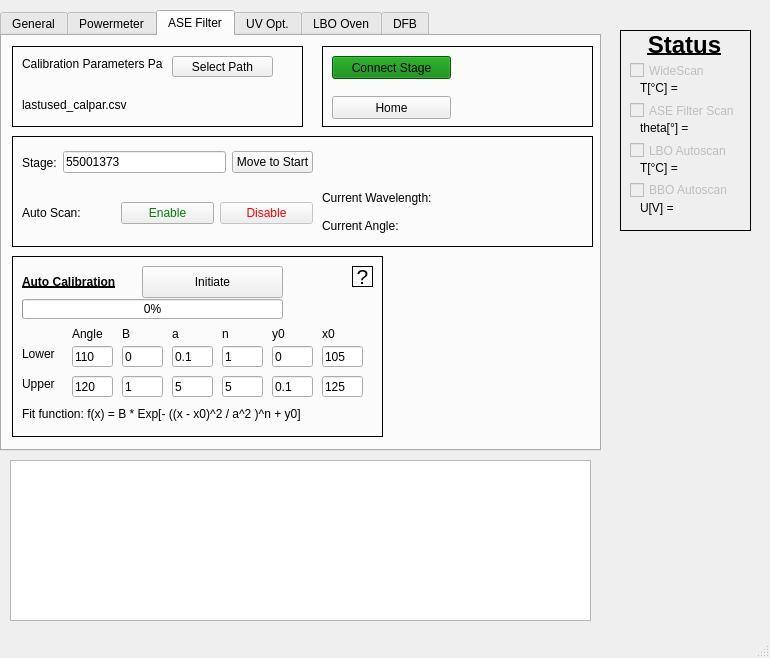
The window that pulsed_laser_interface.ui (XenoBene/PulsedLaserGUI) describes before a commit, drawn with Qt 5.
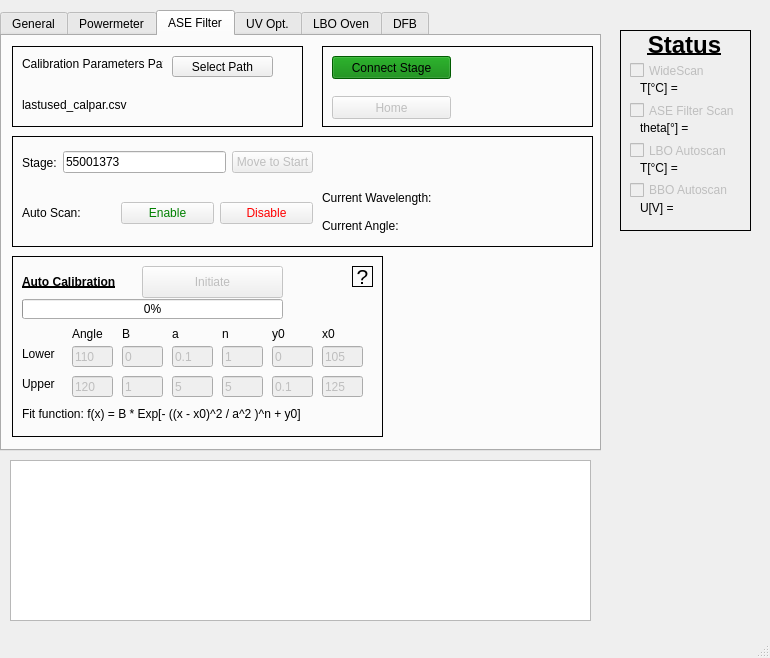
The same window after the commit. The open tabs and pages were chosen to show the change.

Commit message: The buttons and line edits in the GUI are now always disabled, until the Connect button is pressed in a tab. Then, all necessary buttons in the tab are activated.

What changed in the file:
```diff
--- a/pulsed_laser_interface.ui
+++ b/pulsed_laser_interface.ui
@@ -578,6 +578,9 @@
        <enum>QFrame::Plain</enum>
       </property>
       <widget class="QLineEdit" name="ase_cal_x0_lower">
+       <property name="enabled">
+        <bool>false</bool>
+       </property>
        <property name="geometry">
         <rect>
          <x>310</x>
@@ -591,6 +594,9 @@
        </property>
       </widget>
       <widget class="QLineEdit" name="ase_cal_x0_upper">
+       <property name="enabled">
+        <bool>false</bool>
+       </property>
        <property name="geometry">
         <rect>
          <x>310</x>
@@ -617,6 +623,9 @@
        </property>
       </widget>
       <widget class="QLineEdit" name="ase_cal_y0_lower">
+       <property name="enabled">
+        <bool>false</bool>
+       </property>
        <property name="geometry">
         <rect>
          <x>260</x>
@@ -630,6 +639,9 @@
        </property>
       </widget>
       <widget class="QLineEdit" name="ase_cal_y0_upper">
+       <property name="enabled">
+        <bool>false</bool>
+       </property>
        <property name="geometry">
         <rect>
          <x>260</x>
@@ -643,6 +655,9 @@
        </property>
       </widget>
       <widget class="QLineEdit" name="ase_cal_n_lower">
+       <property name="enabled">
+        <bool>false</bool>
+       </property>
        <property name="geometry">
         <rect>
          <x>210</x>
@@ -656,6 +671,9 @@
        </property>
       </widget>
       <widget class="QLineEdit" name="ase_cal_n_upper">
+       <property name="enabled">
+        <bool>false</bool>
+       </property>
        <property name="geometry">
         <rect>
          <x>210</x>
@@ -695,6 +713,9 @@
        </property>
       </widget>
       <widget class="QLineEdit" name="ase_cal_startangle">
+       <property name="enabled">
+        <bool>false</bool>
+       </property>
        <property name="geometry">
         <rect>
          <x>60</x>
@@ -741,6 +762,9 @@
        </property>
       </widget>
       <widget class="QLineEdit" name="ase_cal_a_upper">
+       <property name="enabled">
+        <bool>false</bool>
+       </property>
        <property name="geometry">
         <rect>
          <x>160</x>
@@ -767,6 +791,9 @@
        </property>
       </widget>
       <widget class="QLineEdit" name="ase_cal_B_upper">
+       <property name="enabled">
+        <bool>false</bool>
+       </property>
        <property name="geometry">
         <rect>
          <x>110</x>
@@ -793,6 +820,9 @@
        </property>
       </widget>
       <widget class="QLineEdit" name="ase_cal_B_lower">
+       <property name="enabled">
+        <bool>false</bool>
+       </property>
        <property name="geometry">
         <rect>
          <x>110</x>
@@ -806,6 +836,9 @@
        </property>
       </widget>
       <widget class="QLineEdit" name="ase_cal_a_lower">
+       <property name="enabled">
+        <bool>false</bool>
+       </property>
        <property name="geometry">
         <rect>
          <x>160</x>
@@ -819,6 +852,9 @@
        </property>
       </widget>
       <widget class="QPushButton" name="ase_button_startAutoCal">
+       <property name="enabled">
+        <bool>false</bool>
+       </property>
        <property name="geometry">
         <rect>
          <x>130</x>
@@ -864,6 +900,9 @@
        </property>
       </widget>
       <widget class="QLineEdit" name="ase_cal_endangle">
+       <property name="enabled">
+        <bool>false</bool>
+       </property>
        <property name="geometry">
         <rect>
          <x>60</x>
@@ -1035,6 +1074,9 @@
        </property>
       </widget>
       <widget class="QPushButton" name="ase_button_home">
+       <property name="enabled">
+        <bool>false</bool>
+       </property>
        <property name="geometry">
         <rect>
          <x>10</x>
@@ -1092,6 +1134,9 @@
         </item>
         <item>
          <widget class="QPushButton" name="ase_button_moveToStart">
+          <property name="enabled">
+           <bool>false</bool>
+          </property>
           <property name="text">
            <string>Move to Start</string>
           </property>
@@ -1118,6 +1163,9 @@
         </item>
         <item>
          <widget class="QPushButton" name="ase_button_autoScan_start">
+          <property name="enabled">
+           <bool>false</bool>
+          </property>
           <property name="styleSheet">
            <string notr="true">color: green</string>
           </property>
```
Left out of the diff: 108 changed lines with no effect on the pictures. The commit also changes 1 other file.
